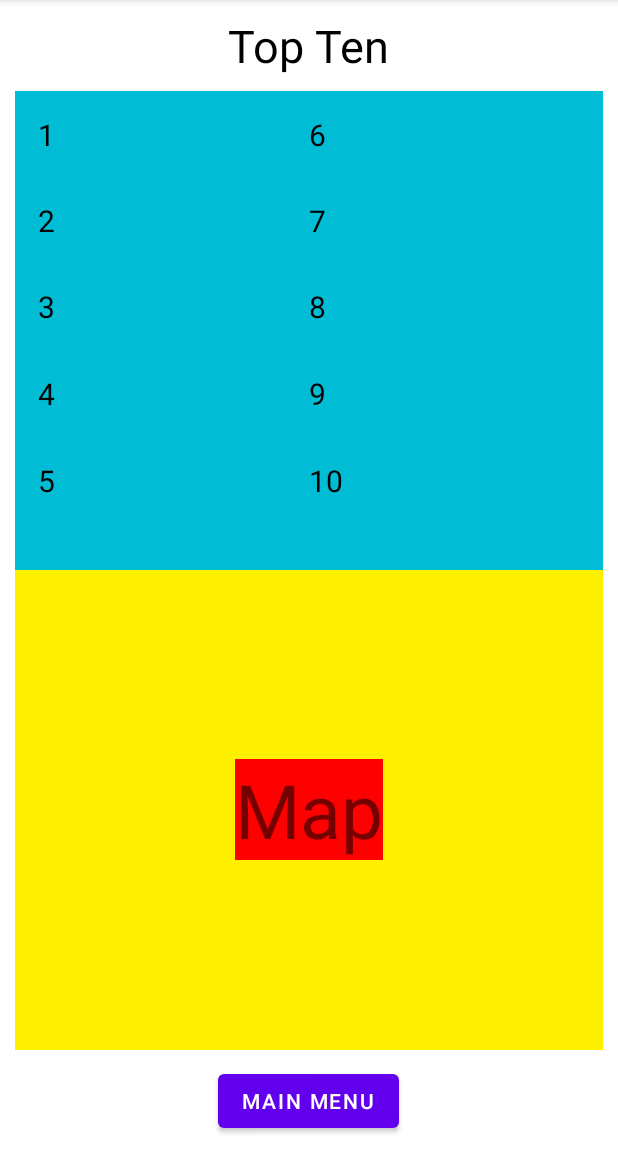
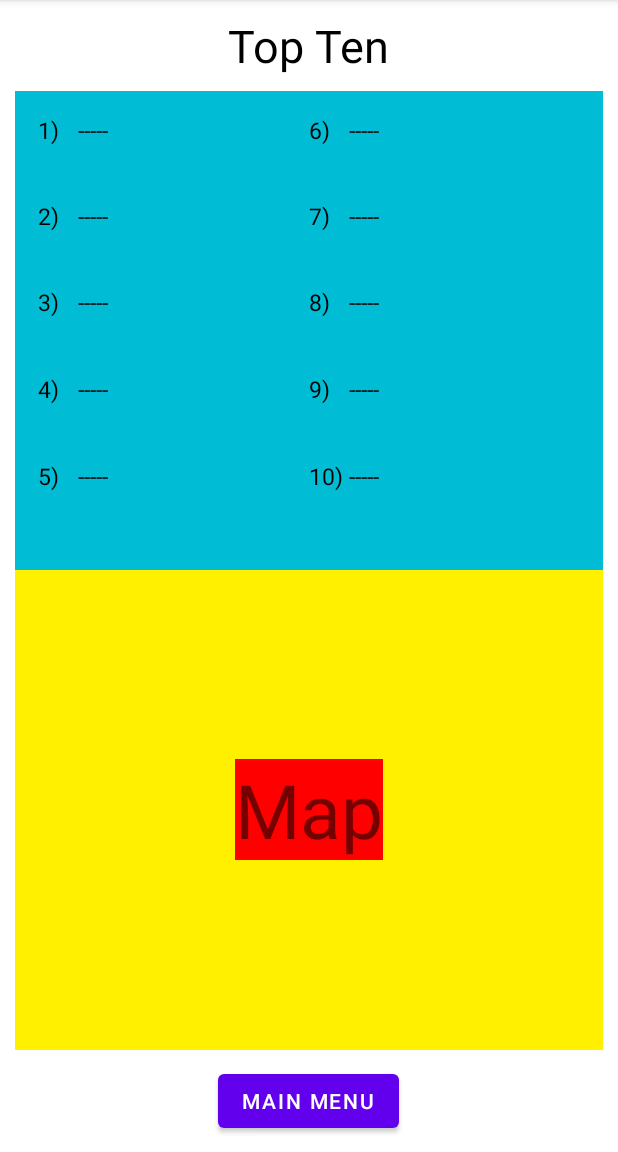
Before and after one commit to idanwasserman/SquidGameApp, an Android app: the Fragment_TopTenList screen opened directly, with no data from a screen before it, on a phone screen of 412 x 824 dp, the part 84-1236 px from its top. Run offline under Robolectric (Android 15) with nearby library versions, the phone set to English and light mode, and no system bars.

Commit message:
Top ten list fixed

```diff
--- a/app/src/main/java/com/example/myapplication/Fragment_TopTenList.java
+++ b/app/src/main/java/com/example/myapplication/Fragment_TopTenList.java
@@ -1,6 +1,5 @@
 package com.example.myapplication;
 
-import android.content.Context;
 import android.os.Bundle;
 import android.view.LayoutInflater;
 import android.view.View;
@@ -12,9 +11,14 @@ import androidx.annotation.Nullable;
 import androidx.appcompat.app.AppCompatActivity;
 import androidx.fragment.app.Fragment;
 
+import com.example.myapplication.objects.MyDatabase;
 import com.example.myapplication.objects.Record;
+import com.example.myapplication.objects.SortRecordByScore;
+import com.google.gson.Gson;
 
 import java.util.ArrayList;
+import java.util.Collections;
+import java.util.List;
 
 public class Fragment_TopTenList extends Fragment {
 
@@ -24,21 +28,56 @@ public class Fragment_TopTenList extends Fragment {
 
     private CallBack_List callBack_list;
 
-    private ArrayList<Record> topTen;
+    private List<Record> topTen;
+
+    private final String MY_DB_NAME = "SQUID_GAME_DB";
+    private final String defDbVal = "{\"records\":[]}";
+    private final int TEN = 10;
 
 
     @Nullable
     @Override
     public View onCreateView(@NonNull LayoutInflater inflater, @Nullable ViewGroup container, @Nullable Bundle savedInstanceState) {
         View view = inflater.inflate(R.layout.fragment_top_ten_list, container, false);
+
         findViews(view);
-        initViews();
+        fillTopTenList();
+        showTopTenList();
 
         return view;
     }
 
-    private void initViews() {
+    private void showTopTenList() {
+        int listSize = topTen.size();
+        for (int i = 0; i < listSize; i++) {
+            list_TXT_arr[i].setText((i + 1) + ") " + (topTen.get(i).toString()));
+        }
 
+        // If there are less than 10 records --> fill empty lines
+        for (int i = listSize; i < TEN; i++) {
+            list_TXT_arr[i].setText((i +1 ) + ")\t-----");
+        }
+    }
+
+    private void fillTopTenList() {
+        // Fetch database
+        String str_db = MySharedPreferences.getInstance().getString(MY_DB_NAME, defDbVal);
+        MyDatabase my_db = new Gson().fromJson(str_db, MyDatabase.class);
+
+        // Fetch records from database and sort them by score
+        ArrayList<Record> records = my_db.getRecords();
+        int arrSize = records.size();
+        Collections.sort(records, new SortRecordByScore());
+
+        // Get the top ten scores
+        int from = 0;
+        if (records.size() >= TEN) {
+            from = arrSize - 10;
+        }
+        topTen = records.subList(from, arrSize);
+
+        // Reverse list
+        Collections.reverse(topTen);
     }
 
     public void setActivity(AppCompatActivity activity) {
@@ -50,7 +89,6 @@ public class Fragment_TopTenList extends Fragment {
     }
 
     private void findViews(View view) {
-
         list_TXT_arr = new TextView[] {
                 view.findViewById(R.id.list_TXT_1),
                 view.findViewById(R.id.list_TXT_2),
--- a/app/src/main/java/com/example/myapplication/objects/MyDatabase.java
+++ b/app/src/main/java/com/example/myapplication/objects/MyDatabase.java
@@ -18,4 +18,5 @@ public class MyDatabase {
         this.records = records;
         return this;
     }
+
 }
--- a/app/src/main/java/com/example/myapplication/objects/Record.java
+++ b/app/src/main/java/com/example/myapplication/objects/Record.java
@@ -48,7 +48,9 @@ public class Record {
         return this;
     }
 
-    public int compareRecord(Record r1, Record r2) {
-        return r1.score - r2.score;
+    @Override
+    public String toString() {
+        return score + " pts, " + date.getDay() + "/" + date.getMonth();
     }
+
 }
--- /dev/null
+++ b/app/src/main/java/com/example/myapplication/objects/SortRecordByScore.java
@@ -0,0 +1,15 @@
+package com.example.myapplication.objects;
+
+import java.util.Comparator;
+
+public class SortRecordByScore implements Comparator<Record> {
+
+    @Override
+    public int compare(Record o1, Record o2) {
+        if (o1.getScore() != o2.getScore()) {
+            return o1.getScore() - o2.getScore();
+        } else {
+            return o1.getDate().compareTo(o2.getDate());
+        }
+    }
+}
--- a/app/src/main/res/layout/fragment_top_ten_list.xml
+++ b/app/src/main/res/layout/fragment_top_ten_list.xml
@@ -37,7 +37,7 @@
                     android:layout_height="0dp"
                     android:layout_weight="1"
                     android:text="1"
-                    android:textSize="20sp"
+                    android:textSize="15sp"
                     android:layout_centerHorizontal="true"
                     android:textColor="@color/black"
                     android:id="@+id/list_TXT_1"
@@ -50,7 +50,7 @@
                     android:layout_height="0dp"
                     android:layout_weight="1"
                     android:text="2"
-                    android:textSize="20sp"
+                    android:textSize="15sp"
                     android:layout_centerHorizontal="true"
                     android:textColor="@color/black"
                     android:id="@+id/list_TXT_2"
@@ -62,7 +62,7 @@
                     android:layout_height="0dp"
                     android:layout_weight="1"
                     android:text="3"
-                    android:textSize="20sp"
+                    android:textSize="15sp"
                     android:layout_centerHorizontal="true"
                     android:textColor="@color/black"
                     android:id="@+id/list_TXT_3"
@@ -74,7 +74,7 @@
                     android:layout_height="0dp"
                     android:layout_weight="1"
                     android:text="4"
-                    android:textSize="20sp"
+                    android:textSize="15sp"
                     android:layout_centerHorizontal="true"
                     android:textColor="@color/black"
                     android:id="@+id/list_TXT_4"
@@ -86,7 +86,7 @@
                     android:layout_height="0dp"
                     android:layout_weight="1"
                     android:text="5"
-                    android:textSize="20sp"
+                    android:textSize="15sp"
                     android:layout_centerHorizontal="true"
                     android:textColor="@color/black"
                     android:id="@+id/list_TXT_5"
@@ -109,7 +109,7 @@
                     android:layout_height="0dp"
                     android:layout_weight="1"
                     android:text="6"
-                    android:textSize="20sp"
+                    android:textSize="15sp"
                     android:layout_centerHorizontal="true"
                     android:textColor="@color/black"
                     android:id="@+id/list_TXT_6"
@@ -121,7 +121,7 @@
                     android:layout_height="0dp"
                     android:layout_weight="1"
                     android:text="7"
-                    android:textSize="20sp"
+                    android:textSize="15sp"
                     android:layout_centerHorizontal="true"
                     android:textColor="@color/black"
                     android:id="@+id/list_TXT_7"
@@ -133,7 +133,7 @@
                     android:layout_height="0dp"
                     android:layout_weight="1"
                     android:text="8"
-                    android:textSize="20sp"
+                    android:textSize="15sp"
                     android:layout_centerHorizontal="true"
                     android:textColor="@color/black"
                     android:id="@+id/list_TXT_8"
@@ -145,7 +145,7 @@
                     android:layout_height="0dp"
                     android:layout_weight="1"
                     android:text="9"
-                    android:textSize="20sp"
+                    android:textSize="15sp"
                     android:layout_centerHorizontal="true"
                     android:textColor="@color/black"
                     android:id="@+id/list_TXT_9"
@@ -157,7 +157,7 @@
                     android:layout_height="0dp"
                     android:layout_weight="1"
                     android:text="10"
-                    android:textSize="20sp"
+                    android:textSize="15sp"
                     android:layout_centerHorizontal="true"
                     android:textColor="@color/black"
                     android:id="@+id/list_TXT_10"
```
